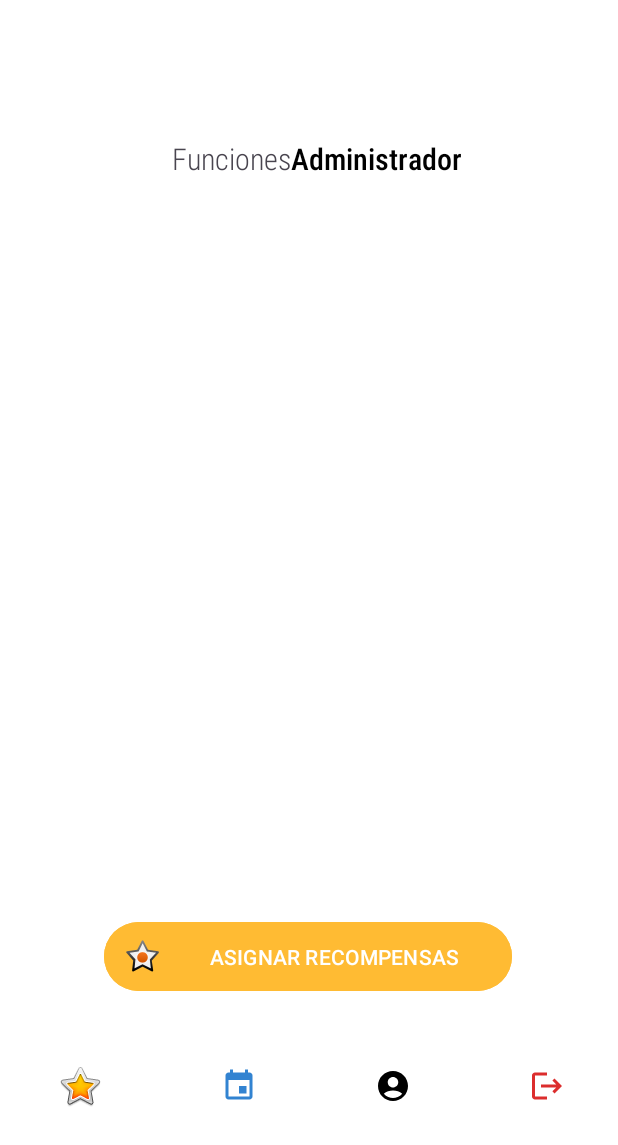
After one commit to Alexis-Casanova/ProyectoReciclaje, an Android app: the ActividadInicioAdmin screen opened directly, with no data from a screen before it, on a phone screen of 412 x 824 dp. The commit adds this screen. Shown: the top 1145 px of the screen. Run offline under Robolectric (Android 15) with nearby library versions, the phone set to English and light mode, and no system bars.

Commit message:
Actividad InicioAdmin

```diff
--- a/app/src/main/AndroidManifest.xml
+++ b/app/src/main/AndroidManifest.xml
@@ -16,6 +16,9 @@
         android:theme="@style/Theme.AppReciclaje"
         android:usesCleartextTraffic="true"
         tools:targetApi="31">
+        <activity
+            android:name=".ActividadInicioAdmin"
+            android:exported="false" />
         <activity
             android:name=".DetalleUsuario"
             android:exported="false" />
--- /dev/null
+++ b/app/src/main/java/com/example/appreciclaje/ActividadInicioAdmin.java
@@ -0,0 +1,24 @@
+package com.example.appreciclaje;
+
+import android.os.Bundle;
+
+import androidx.activity.EdgeToEdge;
+import androidx.appcompat.app.AppCompatActivity;
+import androidx.core.graphics.Insets;
+import androidx.core.view.ViewCompat;
+import androidx.core.view.WindowInsetsCompat;
+
+public class ActividadInicioAdmin extends AppCompatActivity {
+
+    @Override
+    protected void onCreate(Bundle savedInstanceState) {
+        super.onCreate(savedInstanceState);
+        EdgeToEdge.enable(this);
+        setContentView(R.layout.ly_actividad_inicio_admin);
+        ViewCompat.setOnApplyWindowInsetsListener(findViewById(R.id.main), (v, insets) -> {
+            Insets systemBars = insets.getInsets(WindowInsetsCompat.Type.systemBars());
+            v.setPadding(systemBars.left, systemBars.top, systemBars.right, systemBars.bottom);
+            return insets;
+        });
+    }
+}
--- /dev/null
+++ b/app/src/main/res/drawable/baseline_event_24.xml
@@ -0,0 +1,5 @@
+<vector xmlns:android="http://schemas.android.com/apk/res/android" android:height="24dp" android:tint="#3283D1" android:viewportHeight="24" android:viewportWidth="24" android:width="24dp">
+
+    <path android:fillColor="@android:color/white" android:pathData="M17,12h-5v5h5v-5zM16,1v2L8,3L8,1L6,1v2L5,3c-1.11,0 -1.99,0.9 -1.99,2L3,19c0,1.1 0.89,2 2,2h14c1.1,0 2,-0.9 2,-2L21,5c0,-1.1 -0.9,-2 -2,-2h-1L18,1h-2zM19,19L5,19L5,8h14v11z"/>
+
+</vector>
--- /dev/null
+++ b/app/src/main/res/drawable/baseline_logout_24.xml
@@ -0,0 +1,5 @@
+<vector xmlns:android="http://schemas.android.com/apk/res/android" android:autoMirrored="true" android:height="24dp" android:tint="#DC2D2D" android:viewportHeight="24" android:viewportWidth="24" android:width="24dp">
+
+    <path android:fillColor="@android:color/white" android:pathData="M17,7l-1.41,1.41L18.17,11H8v2h10.17l-2.58,2.58L17,17l5,-5zM4,5h8V3H4c-1.1,0 -2,0.9 -2,2v14c0,1.1 0.9,2 2,2h8v-2H4V5z"/>
+
+</vector>
--- /dev/null
+++ b/app/src/main/res/layout/ly_actividad_inicio_admin.xml
@@ -0,0 +1,118 @@
+<?xml version="1.0" encoding="utf-8"?>
+<androidx.constraintlayout.widget.ConstraintLayout xmlns:android="http://schemas.android.com/apk/res/android"
+    xmlns:app="http://schemas.android.com/apk/res-auto"
+    xmlns:tools="http://schemas.android.com/tools"
+    android:id="@+id/main"
+    android:layout_width="match_parent"
+    android:layout_height="match_parent"
+    android:background="#FFFFFFFF"
+    tools:context=".ActividadInicioAdmin">
+
+    <TextView
+        android:id="@+id/textView"
+        style="@style/Titulo"
+        android:layout_width="wrap_content"
+        android:layout_height="wrap_content"
+        android:layout_marginTop="92dp"
+        android:layout_marginEnd="104dp"
+        android:text="Administrador"
+        app:layout_constraintEnd_toEndOf="parent"
+        app:layout_constraintTop_toTopOf="parent" />
+
+    <TextView
+        android:id="@+id/textView2"
+        android:layout_width="wrap_content"
+        android:layout_height="wrap_content"
+        android:layout_marginTop="92dp"
+        android:fontFamily="sans-serif-condensed-light"
+        android:text="Funciones"
+        android:textSize="20dp"
+        app:layout_constraintEnd_toStartOf="@+id/textView"
+        app:layout_constraintTop_toTopOf="parent" />
+
+    <ListView
+        android:id="@+id/lv_popst"
+        android:layout_width="177dp"
+        android:layout_height="392dp"
+        android:layout_marginTop="36dp"
+        android:layout_marginEnd="16dp"
+        app:layout_constraintEnd_toEndOf="parent"
+        app:layout_constraintTop_toBottomOf="@+id/textView" />
+
+    <ListView
+        android:id="@+id/lv_usuarios"
+        android:layout_width="183dp"
+        android:layout_height="394dp"
+        android:layout_marginStart="16dp"
+        android:layout_marginTop="30dp"
+        app:layout_constraintBottom_toBottomOf="parent"
+        app:layout_constraintStart_toStartOf="parent"
+        app:layout_constraintTop_toTopOf="parent"
+        app:layout_constraintVertical_bias="0.416" />
+
+    <Button
+        android:id="@+id/btn_asignarRocmpensa"
+        android:layout_width="272dp"
+        android:layout_height="54dp"
+        android:layout_marginTop="20dp"
+        android:backgroundTint="@android:color/holo_orange_light"
+        android:drawableLeft="@android:drawable/star_on"
+        android:drawablePadding="8dp"
+        android:padding="12dp"
+        android:text="ASIGNAR RECOMPENSAS"
+        android:textColor="@android:color/white"
+        app:layout_constraintEnd_toEndOf="parent"
+        app:layout_constraintHorizontal_bias="0.496"
+        app:layout_constraintStart_toStartOf="parent"
+        app:layout_constraintTop_toBottomOf="@+id/lv_usuarios" />
+
+    <LinearLayout
+        android:layout_width="418dp"
+        android:layout_height="47dp"
+        android:layout_marginTop="35dp"
+        android:orientation="horizontal"
+        app:layout_constraintEnd_toEndOf="parent"
+        app:layout_constraintStart_toStartOf="parent"
+        app:layout_constraintTop_toBottomOf="@+id/btn_asignarRocmpensa"
+        tools:ignore="MissingConstraints">
+
+        <ImageButton
+            android:id="@+id/btn_recompensas"
+            android:layout_width="wrap_content"
+            android:layout_height="48dp"
+            android:layout_weight="1"
+            android:backgroundTint="#ffffff"
+            app:srcCompat="@android:drawable/btn_star_big_on"
+            tools:ignore="SpeakableTextPresentCheck" />
+
+        <ImageButton
+            android:id="@+id/btn_addEvent"
+            android:layout_width="wrap_content"
+            android:layout_height="48dp"
+            android:layout_weight="1"
+            android:backgroundTint="#ffffff"
+            app:srcCompat="@drawable/baseline_event_24"
+            tools:ignore="SpeakableTextPresentCheck" />
+
+        <ImageButton
+            android:id="@+id/btn_listaUsuario"
+            android:layout_width="wrap_content"
+            android:layout_height="48dp"
+            android:layout_weight="1"
+            android:backgroundTint="#ffffff"
+            app:srcCompat="@drawable/baseline_account_circle_24"
+            tools:ignore="SpeakableTextPresentCheck" />
+
+        <ImageButton
+            android:id="@+id/btn_salirAdmi"
+            android:layout_width="wrap_content"
+            android:layout_height="48dp"
+            android:layout_marginBottom="16dp"
+            android:layout_weight="1"
+            android:backgroundTint="#ffffff"
+            android:src="@drawable/baseline_logout_24"
+            app:layout_constraintBottom_toBottomOf="parent"
+            tools:ignore="SpeakableTextPresentCheck" />
+    </LinearLayout>
+
+</androidx.constraintlayout.widget.ConstraintLayout>
--- a/app/src/main/res/layout/ly_actividad_login_administrador.xml
+++ b/app/src/main/res/layout/ly_actividad_login_administrador.xml
@@ -14,7 +14,7 @@
         android:layout_width="wrap_content"
         android:layout_height="wrap_content"
         android:layout_marginTop="168dp"
-        android:layout_marginEnd="150dp"
+        android:layout_marginEnd="152dp"
         android:text="Sesion"
         app:layout_constraintEnd_toEndOf="parent"
         app:layout_constraintTop_toTopOf="parent" />
@@ -23,23 +23,23 @@
         android:id="@+id/textView2"
         android:layout_width="wrap_content"
         android:layout_height="wrap_content"
-        android:layout_marginStart="150dp"
         android:layout_marginTop="168dp"
         android:fontFamily="sans-serif-condensed-light"
         android:text="Iniciar"
         android:textSize="20dp"
-        app:layout_constraintStart_toStartOf="parent"
+        app:layout_constraintEnd_toStartOf="@+id/textView"
         app:layout_constraintTop_toTopOf="parent" />
 
     <EditText
         android:id="@+id/txt_emailAdmi"
         android:layout_width="wrap_content"
         android:layout_height="48dp"
-        android:layout_marginTop="38dp"
+        android:layout_marginTop="40dp"
         android:ems="10"
         android:hint="Ingrese su email:"
         android:inputType="text"
         app:layout_constraintEnd_toEndOf="parent"
+        app:layout_constraintHorizontal_bias="0.497"
         app:layout_constraintStart_toStartOf="parent"
         app:layout_constraintTop_toBottomOf="@+id/textView" />
 
@@ -61,7 +61,7 @@
         android:layout_width="wrap_content"
         android:layout_height="wrap_content"
         android:layout_marginTop="68dp"
-        android:backgroundTint="#7FC0E9"
+        android:backgroundTint="#2598E0"
         android:text="Iniciar"
         app:layout_constraintEnd_toEndOf="parent"
         app:layout_constraintHorizontal_bias="0.498"
--- a/app/src/main/res/layout/ly_actividad_login_usuario.xml
+++ b/app/src/main/res/layout/ly_actividad_login_usuario.xml
@@ -15,7 +15,7 @@
         android:layout_width="wrap_content"
         android:layout_height="wrap_content"
         android:layout_marginTop="168dp"
-        android:layout_marginEnd="150dp"
+        android:layout_marginEnd="152dp"
         android:text="Sesion"
         app:layout_constraintEnd_toEndOf="parent"
         app:layout_constraintTop_toTopOf="parent" />
@@ -24,12 +24,11 @@
         android:id="@+id/textView2"
         android:layout_width="wrap_content"
         android:layout_height="wrap_content"
-        android:layout_marginStart="150dp"
         android:layout_marginTop="168dp"
         android:fontFamily="sans-serif-condensed-light"
         android:text="Iniciar"
         android:textSize="20dp"
-        app:layout_constraintStart_toStartOf="parent"
+        app:layout_constraintEnd_toStartOf="@+id/textView"
         app:layout_constraintTop_toTopOf="parent" />
 
     <EditText
@@ -62,6 +61,7 @@
         android:layout_width="wrap_content"
         android:layout_height="wrap_content"
         android:layout_marginTop="68dp"
+        android:backgroundTint="#73D33A"
         android:text="Iniciar"
         app:layout_constraintEnd_toEndOf="parent"
         app:layout_constraintHorizontal_bias="0.498"
```
